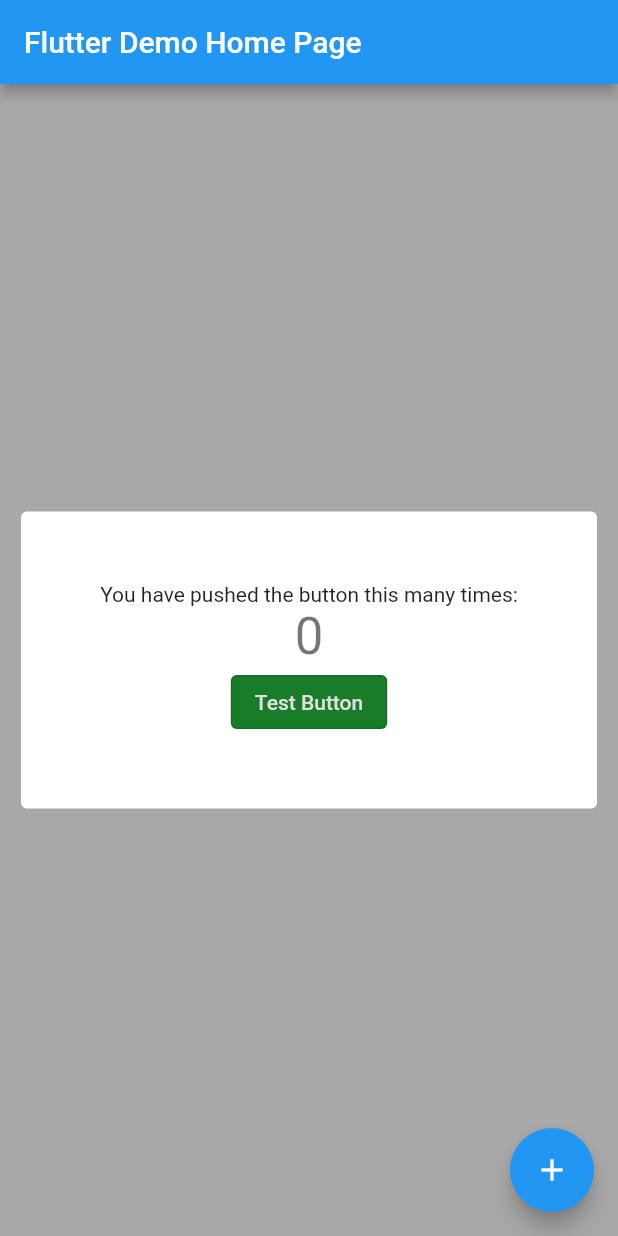
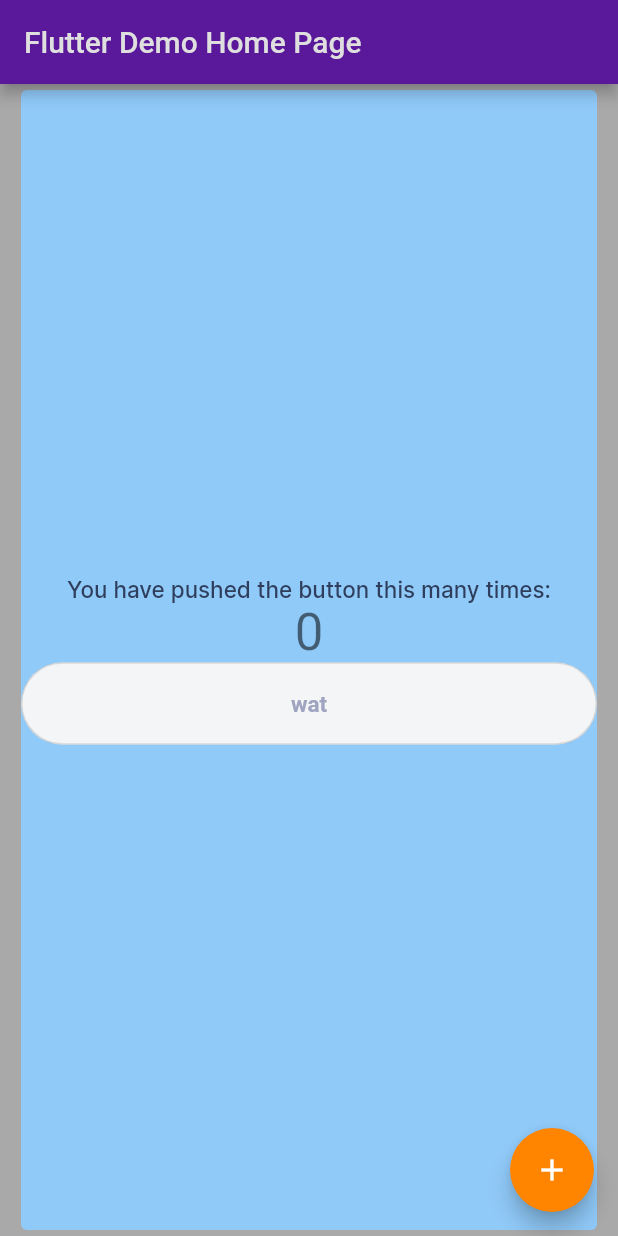
Before and after one commit to chiekkored/Enigma, a Flutter app: the screen it shows after launch, on a phone screen of 412 x 824 dp. Run offline on Flutter 3.47's test engine with Material 2 defaults, Android fonts, the phone set to English and light mode, and no system bars.

Commit message:
themes_constant, buttons_common, texts_common

```diff
--- a/lib/main.dart
+++ b/lib/main.dart
@@ -1,5 +1,6 @@
-import 'package:enigma/utilities/constants/color_constant.dart';
-import 'package:enigma/views/commons/text_common.dart';
+import 'package:enigma/utilities/constants/themes_constant.dart';
+import 'package:enigma/views/commons/buttons_common.dart';
+import 'package:enigma/views/commons/texts_common.dart';
 import 'package:flutter/material.dart';
 
 void main() {
@@ -65,14 +66,13 @@ class _MyHomePageState extends State<MyHomePage> {
       appBar: AppBar(
         // Here we take the value from the MyHomePage object that was created by
         // the App.build method, and use it to set our appbar title.
-        title: Text(widget.title),
+        title: Text(widget.title, style: const TextStyle(color: CColors.white)),
       ),
       body: Center(
         // Center is a layout widget. It takes a single child and positions it
         // in the middle of the parent.
         child: SizedBox(
           width: MediaQuery.of(context).size.width - 20,
-          height: MediaQuery.of(context).size.width / 2,
           child: Card(
             color: Theme.of(context).backgroundColor,
             elevation: 0,
@@ -100,10 +100,10 @@ class _MyHomePageState extends State<MyHomePage> {
                   '$_counter',
                   style: Theme.of(context).textTheme.headline4,
                 ),
-                OutlinedButton(
-                    onPressed: () {},
-                    style: Theme.of(context).outlinedButtonTheme.style,
-                    child: const CustomTextRegular(text: 'Test Button'))
+                SizedBox(
+                    height: 55.0,
+                    child: CustomDisabledButton(
+                        text: "wat", doOnPressed: () => {}))
               ],
             ),
           ),
--- a/lib/utilities/constants/color_constant.dart
+++ /dev/null
@@ -1,43 +0,0 @@
-import 'package:flutter/material.dart';
-
-/// Custom Color constants
-class CColors {
-  static ThemeData lightTheme = ThemeData(
-    scaffoldBackgroundColor: _scaffoldLightBackgroundColor,
-    backgroundColor: _containerLightBackgroundColor,
-    outlinedButtonTheme: OutlinedButtonThemeData(
-        style: ButtonStyle(
-            backgroundColor: MaterialStateProperty.all(_buttonLightColor))),
-    textTheme: const TextTheme(
-      bodyText1: TextStyle(color: _black),
-      button: TextStyle(color: _white),
-    ),
-  );
-
-  static ThemeData darkTheme = ThemeData(
-    scaffoldBackgroundColor: _scaffoldDarkBackgroundColor,
-    backgroundColor: _containerDarkBackgroundColor,
-    outlinedButtonTheme: OutlinedButtonThemeData(
-        style: ButtonStyle(
-            backgroundColor: MaterialStateProperty.all(_buttonDarkColor))),
-    textTheme: const TextTheme(
-      bodyText1: TextStyle(color: _white),
-      button: TextStyle(color: _white),
-    ),
-  );
-
-  // Common colors constants
-  static const _white = Color.fromRGBO(223, 223, 223, 1);
-  static const _black = Color.fromRGBO(19, 19, 19, 1);
-
-  // Light Theme constants
-  static const _scaffoldLightBackgroundColor = Color.fromRGBO(169, 169, 169, 1);
-  static const _containerLightBackgroundColor =
-      Color.fromARGB(255, 255, 255, 255);
-  static const _buttonLightColor = Color.fromRGBO(25, 124, 40, 1);
-
-  // Dark Theme constants
-  static const _scaffoldDarkBackgroundColor = Color.fromARGB(255, 29, 29, 29);
-  static const _containerDarkBackgroundColor = Color.fromARGB(255, 45, 45, 45);
-  static const _buttonDarkColor = Color.fromRGBO(25, 124, 40, 1);
-}
--- /dev/null
+++ b/lib/utilities/constants/themes_constant.dart
@@ -0,0 +1,115 @@
+import 'package:flutter/material.dart';
+
+/// Custom Color constants
+class CColors {
+  /// SECTION lightTheme
+  static ThemeData lightTheme = ThemeData(
+      scaffoldBackgroundColor: _scaffoldLightBackgroundColor,
+      backgroundColor: _containerLightBackgroundColor,
+
+      /// SECTION outlinedButtonTheme
+      outlinedButtonTheme: OutlinedButtonThemeData(
+          style: ButtonStyle(
+              backgroundColor: MaterialStateProperty.all(_buttonLightColor))),
+
+      /// !SECTION
+      /// SECTION textTheme
+      textTheme: const TextTheme(
+        bodyText1: TextStyle(
+            color: _primaryTextLightColor,
+            fontSize: 17.0,
+            fontWeight: FontWeight.w500,
+            fontFamily: "Inter"),
+        bodyText2: TextStyle(
+            color: _primaryTextLightColor,
+            fontSize: 15.0,
+            fontWeight: FontWeight.w500,
+            fontFamily: "Inter"),
+        subtitle1: TextStyle(
+            color: _primaryTextLightColor,
+            fontSize: 12.0,
+            fontWeight: FontWeight.w500,
+            fontFamily: "Inter"),
+        headline1: TextStyle(
+            color: _primaryTextLightColor,
+            fontSize: 22.0,
+            fontWeight: FontWeight.w700,
+            fontFamily: "Inter"),
+        headline2: TextStyle(
+            color: _primaryTextLightColor,
+            fontSize: 17.0,
+            fontWeight: FontWeight.w700,
+            fontFamily: "Inter"),
+        headline3: TextStyle(
+            color: _primaryTextLightColor,
+            fontSize: 15.0,
+            fontWeight: FontWeight.w700,
+            fontFamily: "Inter"),
+      ),
+
+      /// !SECTION
+      /// SECTION colorScheme
+      colorScheme: ColorScheme.fromSwatch().copyWith(
+        // Main Colors
+        primary: _buttonLightColor,
+        secondary: _secondaryColor,
+        outline: _strokeColor,
+        error: _dangerColor,
+        surface: _onlineColor,
+        // Container Colors
+        primaryContainer: _buttonLightColor,
+        secondaryContainer: _secondaryButtonLightColor,
+        errorContainer: _dangerColor,
+        // Text Colors
+        tertiary: _secondaryTextLightColor,
+      )
+
+      /// !SECTION
+      );
+
+  /// !SECTION
+
+  /// SECTION darkTheme
+  static ThemeData darkTheme = ThemeData(
+    scaffoldBackgroundColor: _scaffoldDarkBackgroundColor,
+    backgroundColor: _containerDarkBackgroundColor,
+
+    /// SECTION outlinedButtonTheme
+    outlinedButtonTheme: OutlinedButtonThemeData(
+        style: ButtonStyle(
+            backgroundColor: MaterialStateProperty.all(_buttonDarkColor))),
+
+    /// !SECTION
+    /// SECTION textTheme
+    textTheme: const TextTheme(
+      bodyText1: TextStyle(color: white),
+      button: TextStyle(color: white),
+    ),
+
+    /// !SECTION
+  );
+
+  /// !SECTION
+
+  /// ANCHOR Common colors constants
+  static const white = Color.fromRGBO(223, 223, 223, 1);
+  static const _black = Color.fromRGBO(19, 19, 19, 1);
+
+  /// ANCHOR Light Theme constants
+  static const _scaffoldLightBackgroundColor = Color.fromRGBO(169, 169, 169, 1);
+  static const _containerLightBackgroundColor =
+      Color.fromARGB(255, 255, 255, 255);
+  static const _buttonLightColor = Color(0xFF5A189A);
+  static const _secondaryButtonLightColor = Color(0xFFF4F5F7);
+  static const _primaryTextLightColor = Color(0xFF2E3E5C);
+  static const _secondaryTextLightColor = Color(0xFF9FA5C0);
+  static const _secondaryColor = Color(0xFFFF8500);
+  static const _dangerColor = Color(0xFFE53F71);
+  static const _strokeColor = Color(0xFFD0DBEA);
+  static const _onlineColor = Color(0xFF34C300);
+
+  /// ANCHOR Dark Theme constants
+  static const _scaffoldDarkBackgroundColor = Color.fromARGB(255, 29, 29, 29);
+  static const _containerDarkBackgroundColor = Color.fromARGB(255, 45, 45, 45);
+  static const _buttonDarkColor = Color.fromRGBO(25, 124, 40, 1);
+}
--- /dev/null
+++ b/lib/views/commons/buttons_common.dart
@@ -0,0 +1,155 @@
+import 'package:enigma/utilities/constants/themes_constant.dart';
+import 'package:enigma/views/commons/texts_common.dart';
+import 'package:flutter/material.dart';
+import 'package:flutter/src/foundation/key.dart';
+import 'package:flutter/src/widgets/framework.dart';
+
+/// SECTION CustomPrimaryButton
+/// Primary(#5A189A) Button
+///
+/// @param text Text inside the button
+/// @param doOnPressed Function when user clicks
+///
+/// @author Thomas Rey B Barcenas
+class CustomPrimaryButton extends StatelessWidget {
+  final String text;
+  final VoidCallback doOnPressed;
+  const CustomPrimaryButton({
+    Key? key,
+    required this.text,
+    required this.doOnPressed,
+  }) : super(key: key);
+  @override
+  Widget build(BuildContext context) {
+    return OutlinedButton(
+        onPressed: doOnPressed,
+        style: OutlinedButton.styleFrom(
+          backgroundColor: Theme.of(context).colorScheme.primary,
+          shape:
+              RoundedRectangleBorder(borderRadius: BorderRadius.circular(32.0)),
+        ),
+        child: Container(
+            width: MediaQuery.of(context).size.width,
+            padding: const EdgeInsets.symmetric(vertical: 19.0),
+            child: Center(
+              child: CustomTextHeader3(
+                text: text,
+                color: CColors.white,
+              ),
+            )));
+  }
+}
+
+/// !SECTION
+
+/// SECTION CustomSecondaryButton
+/// Secondary(#F4F5F7) Button
+///
+/// @param text Text inside the button
+/// @param doOnPressed Function when user clicks
+///
+/// @author Thomas Rey B Barcenas
+class CustomSecondaryButton extends StatelessWidget {
+  final String text;
+  final VoidCallback doOnPressed;
+  const CustomSecondaryButton({
+    Key? key,
+    required this.text,
+    required this.doOnPressed,
+  }) : super(key: key);
+  @override
+  Widget build(BuildContext context) {
+    return OutlinedButton(
+        onPressed: doOnPressed,
+        style: OutlinedButton.styleFrom(
+          backgroundColor: Theme.of(context).colorScheme.secondaryContainer,
+          shape:
+              RoundedRectangleBorder(borderRadius: BorderRadius.circular(32.0)),
+        ),
+        child: Container(
+            width: MediaQuery.of(context).size.width,
+            padding: const EdgeInsets.symmetric(vertical: 19.0),
+            child: Center(
+              child: CustomTextHeader3(
+                text: text,
+              ),
+            )));
+  }
+}
+
+/// !SECTION
+
+/// SECTION CustomDangerButton
+/// Danger(#E53F71) Button
+///
+/// @param text Text inside the button
+/// @param doOnPressed Function when user clicks
+///
+/// @author Thomas Rey B Barcenas
+class CustomDangerButton extends StatelessWidget {
+  final String text;
+  final VoidCallback doOnPressed;
+  const CustomDangerButton({
+    Key? key,
+    required this.text,
+    required this.doOnPressed,
+  }) : super(key: key);
+  @override
+  Widget build(BuildContext context) {
+    return OutlinedButton(
+        onPressed: doOnPressed,
+        style: OutlinedButton.styleFrom(
+          backgroundColor: Theme.of(context).colorScheme.errorContainer,
+          shape:
+              RoundedRectangleBorder(borderRadius: BorderRadius.circular(32.0)),
+        ),
+        child: Container(
+            width: MediaQuery.of(context).size.width,
+            padding: const EdgeInsets.symmetric(vertical: 19.0),
+            child: Center(
+              child: CustomTextHeader3(
+                text: text,
+                color: CColors.white,
+              ),
+            )));
+  }
+}
+
+/// !SECTION
+
+/// SECTION CustomDisabledButton
+/// Disabled(#F4F5F7) Button
+///
+/// @param text Text inside the button
+/// @param doOnPressed Function when user clicks
+///
+/// @author Thomas Rey B Barcenas
+class CustomDisabledButton extends StatelessWidget {
+  final String text;
+  final VoidCallback doOnPressed;
+  const CustomDisabledButton({
+    Key? key,
+    required this.text,
+    required this.doOnPressed,
+  }) : super(key: key);
+  @override
+  Widget build(BuildContext context) {
+    return OutlinedButton(
+        onPressed: doOnPressed,
+        style: OutlinedButton.styleFrom(
+          backgroundColor: Theme.of(context).colorScheme.secondaryContainer,
+          shape:
+              RoundedRectangleBorder(borderRadius: BorderRadius.circular(32.0)),
+        ),
+        child: Container(
+            width: MediaQuery.of(context).size.width,
+            padding: const EdgeInsets.symmetric(vertical: 19.0),
+            child: Center(
+              child: CustomTextHeader3(
+                text: text,
+                color: Theme.of(context).colorScheme.tertiary,
+              ),
+            )));
+  }
+}
+/// !SECTION
--- a/lib/views/commons/text_common.dart
+++ /dev/null
@@ -1,14 +0,0 @@
-import 'package:flutter/material.dart';
-
-class CustomTextRegular extends StatelessWidget {
-  final String text;
-  const CustomTextRegular({Key? key, required this.text}) : super(key: key);
-
-  @override
-  Widget build(BuildContext context) {
-    return Text(
-      text,
-      style: Theme.of(context).textTheme.button,
-    );
-  }
-}
```
Also changed, not shown: lib/views/commons/sample_common.dart (deleted, +0 -29 lines), lib/views/commons/texts_common.dart (added, +162 -0 lines), pubspec.yaml (+7 -9 lines), assets/fonts/Inter-Bold.ttf (added), assets/fonts/Inter-Medium.ttf (added).
